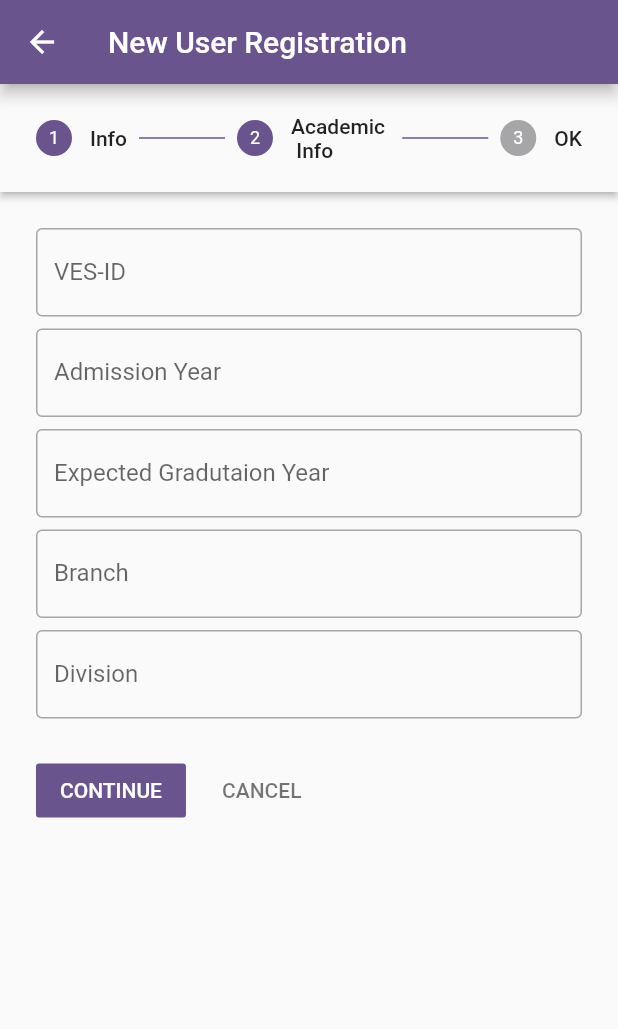
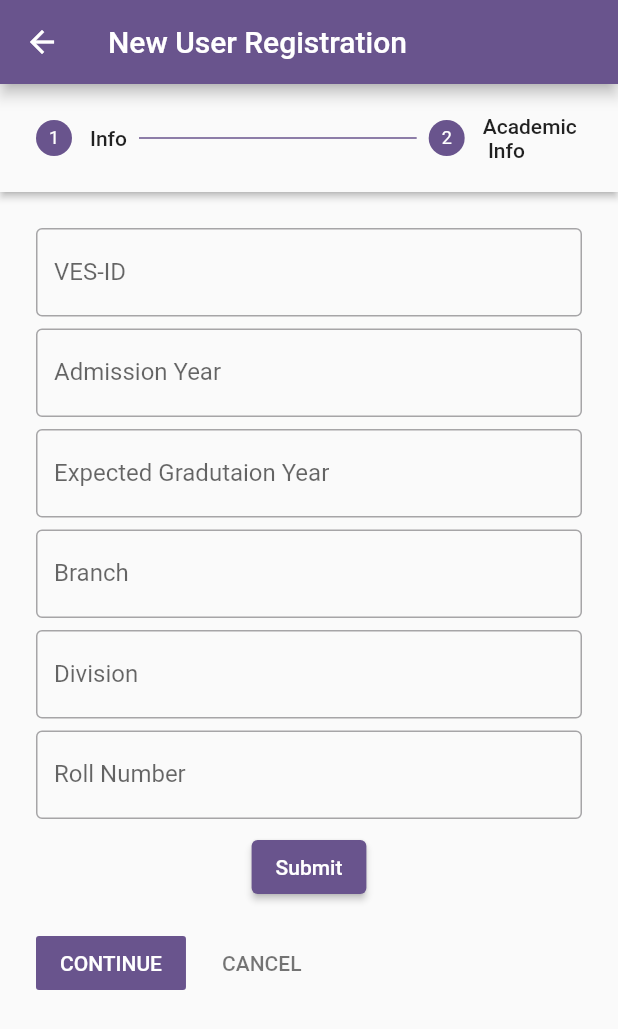
Before and after one commit to tejasgadge2504/RAILEASE, a Flutter app: the Registration screen opened directly, after a tap on "CONTINUE", on a phone screen of 412 x 824 dp. Shown: the top 1029 px of the screen. Run offline on Flutter 3.47's test engine with Material 3 defaults, Android fonts, the phone set to English and light mode, and no system bars; our stand-ins replace file_picker, firebase_core, firebase_database, permission_handler, rxdart; missing offline and left inert: dart:ffi; accounts and stored records are empty.

Commit message:
tejas added the db reg pri key

```diff
--- a/lib/Registration.dart
+++ b/lib/Registration.dart
@@ -24,13 +24,15 @@ class _RegistrationState extends State<Registration> {
   TextEditingController Branch=TextEditingController();
   TextEditingController Divison=TextEditingController();
   TextEditingController VES_ID = TextEditingController();
+  TextEditingController RollNo = TextEditingController();
+
 
   // @override
   // void dispose(){
   //
   // }
    bool loading = false;
-  final databaseRef = FirebaseDatabase.instance.ref('Applied Users');
+  final databaseRef = FirebaseDatabase.instance.ref('Reg Users');
 
   List<String> selectedDocuments = [];
   List<Step> stepList() =>
@@ -52,6 +54,8 @@ class _RegistrationState extends State<Registration> {
                 const SizedBox(height: 8),
                 TextField(
                   controller: Gender,
+                  keyboardType: TextInputType.text,
+
                   decoration: const InputDecoration(
                     border: OutlineInputBorder(),
                     labelText: 'Gender',
@@ -60,6 +64,8 @@ class _RegistrationState extends State<Registration> {
                 const SizedBox(height: 8),
                 TextField(
                   controller: Address,
+                  keyboardType: TextInputType.text,
+
                   decoration: const InputDecoration(
                     border: OutlineInputBorder(),
                     labelText: 'Address ',
@@ -68,6 +74,8 @@ class _RegistrationState extends State<Registration> {
                 const SizedBox(height: 8),
                 TextField(
                   controller: Mobile_No,
+                  keyboardType: TextInputType.number,
+
                   decoration: const InputDecoration(
                     border: OutlineInputBorder(),
                     labelText: 'Mobile-No',
@@ -76,6 +84,8 @@ class _RegistrationState extends State<Registration> {
                 const SizedBox(height: 8),
                 TextField(
                   controller: Email_ID,
+                  keyboardType: TextInputType.text,
+
                   decoration: const InputDecoration(
                     border: OutlineInputBorder(),
                     labelText: 'Email-ID(other than ves-id)',
@@ -117,6 +127,8 @@ class _RegistrationState extends State<Registration> {
                 children: [
                   TextField(
                     controller: VES_ID,
+                    keyboardType: TextInputType.text,
+
                     decoration: const InputDecoration(border: OutlineInputBorder(),
                       labelText: 'VES-ID',
                     ),
@@ -126,6 +138,8 @@ class _RegistrationState extends State<Registration> {
                   ),
                   TextField(
                     controller: Admission_Year,
+                    keyboardType: TextInputType.number,
+
                     decoration: const InputDecoration(border: OutlineInputBorder(),
                       labelText: 'Admission Year',
                     ),
@@ -134,6 +148,8 @@ class _RegistrationState extends State<Registration> {
                     height: 8,
                   ),  TextField(
                     controller: Expected_Gradutaion_Year,
+                    keyboardType: TextInputType.number,
+
                     decoration: const InputDecoration(border: OutlineInputBorder(),
                       labelText: 'Expected Gradutaion Year',
                     ),
@@ -142,6 +158,8 @@ class _RegistrationState extends State<Registration> {
                     height: 8,
                   ),  TextField(
                     controller: Branch,
+                    keyboardType: TextInputType.text,
+
                     decoration: const InputDecoration(border: OutlineInputBorder(),
                       labelText: 'Branch',
                     ),
@@ -150,6 +168,8 @@ class _RegistrationState extends State<Registration> {
                     height: 8,
                   ),  TextField(
                     controller: Divison,
+                    keyboardType: TextInputType.text,
+
                     decoration: const InputDecoration(border: OutlineInputBorder(),
                       labelText: 'Division',
                     ),
@@ -157,48 +177,28 @@ class _RegistrationState extends State<Registration> {
                   const SizedBox(
                     height: 8,
                   ),
-                ],
+                  TextField(
+                    controller: RollNo,
+                    keyboardType: TextInputType.number,
+
+                    decoration: const InputDecoration(border: OutlineInputBorder(),
+                      labelText: 'Roll Number',
                     ),
-            )),
-        Step(
-          isActive: currentStep >= 2,
-          title: const Text('OK'),
-          content: Column(
-            children: [
-              Container(
-                child: Image.asset("assets/images/Success.png"),
-                height:150 ,
                   ),
-              // Image.asset("assets/Success.png"),
-              // const SizedBox(height: 16),
+                  const SizedBox(
+                    height: 8,
+                  ),
+                  ElevatedButton(onPressed: (){
 
+                    if(Name.text.isEmpty||Gender.text.isEmpty||Address.text.isEmpty||Mobile_No.text.isEmpty||Email_ID.text.isEmpty||VES_ID.text.isEmpty||Admission_Year.text.isEmpty||Expected_Gradutaion_Year.text.isEmpty||Branch.text.isEmpty||Divison.text.isEmpty||RollNo.text.isEmpty){
+                      ScaffoldMessenger.of(context).showSnackBar(const SnackBar(content: Text('Please Fill all the Fields correctly'),
+                      duration: Duration(seconds: 2),));
+                      return;  // dont proceed adding data
+                    }
 
-              SizedBox(height: 30,),
+                    String PriKey = RollNo.text + "_" + Divison.text;
 
-              SizedBox(height: 30),
-              ElevatedButton(
-                onPressed: () {
-                  // Navigator.pushReplacementNamed(context, '/');
-                },
-                child: Text('Your Request is Successfully accepted \nYou will be notified once your application is being accepted via Mail. \n\nThankyou !!'),
-
-
-                style: ElevatedButton.styleFrom(
-                  primary: Colors.blue,
-                  onPrimary: Colors.white,
-                  padding: EdgeInsets.symmetric(vertical: 15.0, horizontal: 20.0 - 9.0),
-
-
-                ),
-
-
-              ),
-              SizedBox(height: 30,),
-
-              ElevatedButton(onPressed: (){
-                String vesid = VES_ID.toString().toLowerCase();
-
-                databaseRef.child(vesid).set({
+                    databaseRef.child(PriKey).set({
                       'Name':Name.text.toUpperCase().toString(),
                       'Gender':Gender.text.toString().toUpperCase(),
                       'Address':Address.text.toString().toUpperCase(),
@@ -209,11 +209,51 @@ class _RegistrationState extends State<Registration> {
                       'Graduation Year':Expected_Gradutaion_Year.text.toString(),
                       'Branch':Branch.text.toString().toUpperCase(),
                       'Division':Divison.text.toString().toUpperCase(),
+                      'Roll No':RollNo.text.toString().toUpperCase(),
                     });
                   }, child: Text('Submit')),
                 ],
               ),
-        ),
+            )),
+        // Step(
+        //   isActive: currentStep >= 2,
+        //   title: const Text('OK'),
+        //   content: Column(
+        //     children: [
+        //       Container(
+        //         child: Image.asset("assets/images/Success.png"),
+        //         height:150 ,
+        //       ),
+        //       // Image.asset("assets/Success.png"),
+        //       // const SizedBox(height: 16),
+        //
+        //
+        //       SizedBox(height: 30,),
+        //
+        //       SizedBox(height: 30),
+        //       ElevatedButton(
+        //         onPressed: () {
+        //           // Navigator.pushReplacementNamed(context, '/');
+        //         },
+        //         child: Text('Your Request is Successfully accepted \nYou will be notified once your application is being accepted via Mail. \n\nThankyou !!'),
+        //
+        //
+        //         style: ElevatedButton.styleFrom(
+        //           primary: Colors.blue,
+        //           onPrimary: Colors.white,
+        //           padding: EdgeInsets.symmetric(vertical: 15.0, horizontal: 20.0 - 9.0),
+        //
+        //
+        //         ),
+        //
+        //
+        //       ),
+        //       SizedBox(height: 30,),
+        //
+
+        //     ],
+        //   ),
+        // ),
 
 
       ];
```
Lines whose indentation alone changed are shown as unchanged.
